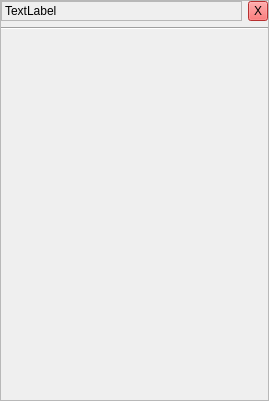
Above: ui/qtgui/content_panel.ui from marosi/SocialDesktopClient before the change. Below: the same form after it.
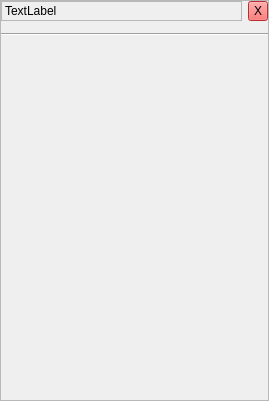
That is the form after the change.

The edit to the form file:
```diff
--- a/ui/qtgui/content_panel.ui
+++ b/ui/qtgui/content_panel.ui
@@ -26,7 +26,7 @@
    <item>
     <layout class="QHBoxLayout" name="headerLayout">
      <item>
-      <widget class="QLabel" name="titleLable">
+      <widget class="QLabel" name="titleLabel">
        <property name="frameShape">
         <enum>QFrame::StyledPanel</enum>
        </property>
@@ -468,6 +468,9 @@
      </item>
     </layout>
    </item>
+   <item>
+    <widget class="QWidget" name="panelWidget" native="true"/>
+   </item>
    <item>
     <widget class="Line" name="line">
      <property name="orientation">
@@ -488,23 +491,13 @@
        <rect>
         <x>0</x>
         <y>0</y>
-        <width>263</width>
-        <height>361</height>
+        <width>265</width>
+        <height>342</height>
        </rect>
       </property>
       <layout class="QVBoxLayout" name="verticalLayout">
        <item>
-        <spacer name="verticalSpacer">
-         <property name="orientation">
-          <enum>Qt::Vertical</enum>
-         </property>
-         <property name="sizeHint" stdset="0">
-          <size>
-           <width>20</width>
-           <height>40</height>
-          </size>
-         </property>
-        </spacer>
+        <layout class="QVBoxLayout" name="contentLayout"/>
        </item>
       </layout>
      </widget>
```
